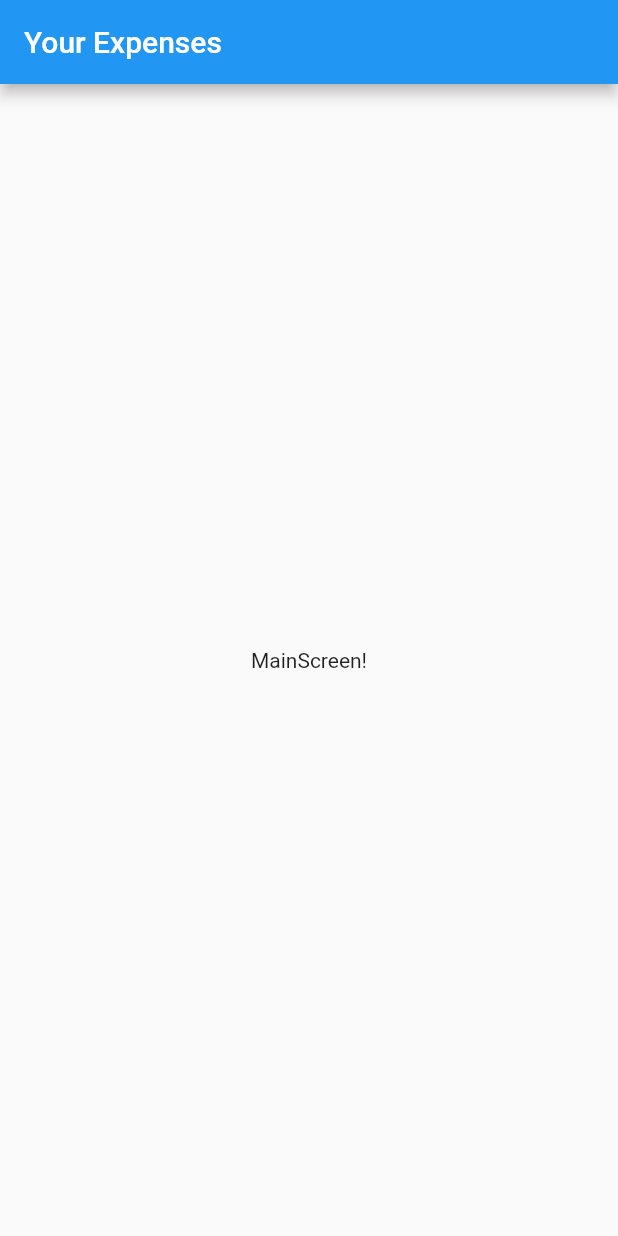
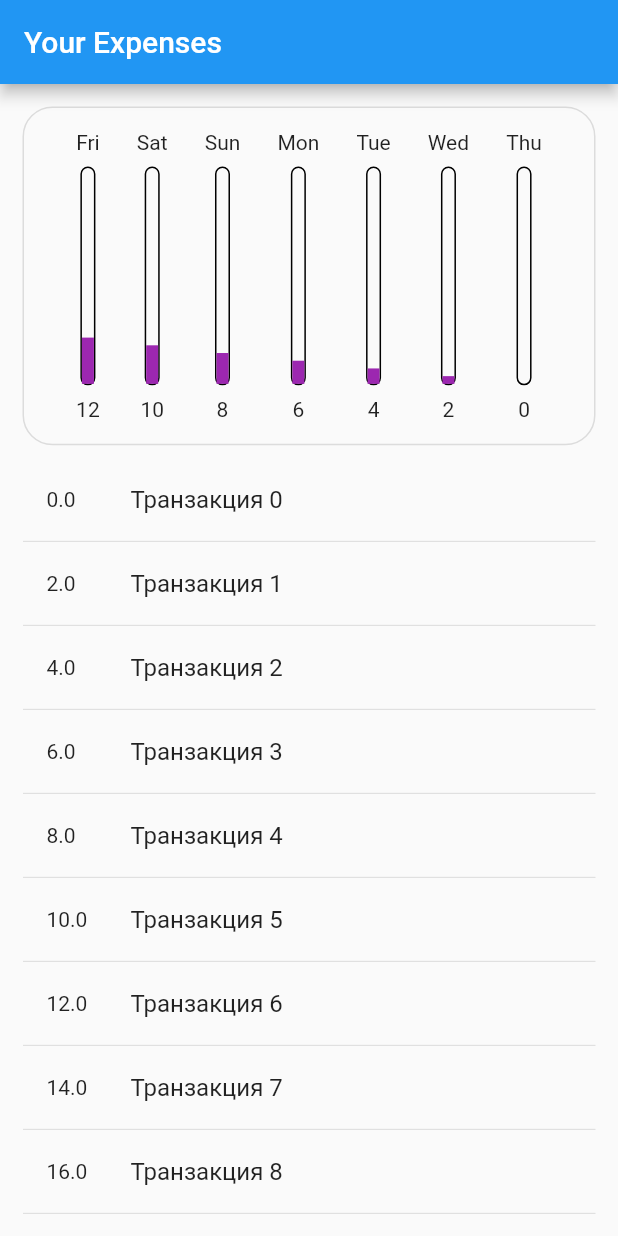
Before and after one commit to kardenvan7/MyExpensesPlanner, a Flutter app: the screen it shows after launch, on a phone screen of 412 x 824 dp. Run offline on Flutter 3.47's test engine with Material 2 defaults, Android fonts, the phone set to English and light mode, and no system bars; our stand-ins replace easy_localization, flutter_bloc.

Commit message:
Добавил чарт с транзакциями и список транзакций

```diff
--- /dev/null
+++ b/lib/cubit/last_week_transactions_cubit.dart
@@ -0,0 +1,53 @@
+import 'package:flutter_bloc/flutter_bloc.dart';
+import 'package:my_expenses_planner/extensions/datetime_extensions.dart';
+import 'package:my_expenses_planner/models/transaction.dart';
+import 'package:my_expenses_planner/providers/transactions/transactions_provider.dart';
+
+class TransactionsCubit extends Cubit<TransactionsState> {
+  TransactionsCubit({required this.transactionsProvider})
+      : super(
+          TransactionsState(
+            type: TransactionsStateType.initial,
+            transactions: [],
+          ),
+        );
+
+  final ITransactionsProvider transactionsProvider;
+  late List<Transaction> transactions;
+
+  double get fullAmount => transactions.fold(
+      0, (previousValue, element) => element.amount + previousValue);
+
+  Future<void> fetchLastTransactions() async {
+    transactions = await transactionsProvider.getLastTransactions();
+
+    emit(
+      TransactionsState(
+        type: TransactionsStateType.loaded,
+        transactions: transactions,
+      ),
+    );
+  }
+
+  List<Transaction> get lastWeekTransactions {
+    final DateTime now = DateTime.now();
+    final DateTime weekBefore = DateTime(
+      now.year,
+      now.month,
+      now.day,
+    ).subtract(const Duration(days: 7));
+
+    return transactions.where((element) {
+      return element.date > weekBefore;
+    }).toList();
+  }
+}
+
+class TransactionsState {
+  final List<Transaction> transactions;
+  final TransactionsStateType type;
+
+  TransactionsState({required this.type, required this.transactions});
+}
+
+enum TransactionsStateType { initial, loaded }
--- /dev/null
+++ b/lib/extensions/datetime_extensions.dart
@@ -0,0 +1,5 @@
+extension DateTimeExt on DateTime {
+  operator >(DateTime otherDate) {
+    return millisecondsSinceEpoch > otherDate.millisecondsSinceEpoch;
+  }
+}
--- /dev/null
+++ b/lib/models/transaction.dart
@@ -0,0 +1,11 @@
+class Transaction {
+  final DateTime date;
+  final String title;
+  final double amount;
+
+  Transaction({
+    required this.amount,
+    required this.title,
+    required this.date,
+  });
+}
--- /dev/null
+++ b/lib/providers/transactions/mock_transactions_provider.dart
@@ -0,0 +1,41 @@
+import 'package:my_expenses_planner/models/transaction.dart';
+import 'package:my_expenses_planner/providers/transactions/transactions_provider.dart';
+
+class MockTransactionsProvider implements ITransactionsProvider {
+  @override
+  Future<List<Transaction>> getLastTransactions({
+    int limit = 40,
+    int offset = 0,
+  }) async {
+    return List.generate(
+      limit,
+      (index) => Transaction(
+        amount: index * 2,
+        title: 'Транзакция $index',
+        date: DateTime.now().subtract(
+          Duration(
+            days: index,
+          ),
+        ),
+      ),
+    );
+  }
+
+  @override
+  Future<List<Transaction>> getTransactionsSince({
+    required DateTime date,
+  }) async {
+    return List.generate(
+      7,
+      (index) => Transaction(
+        amount: index * 50,
+        title: 'Транзакция $index',
+        date: DateTime.now().subtract(
+          Duration(
+            days: index,
+          ),
+        ),
+      ),
+    );
+  }
+}
--- /dev/null
+++ b/lib/providers/transactions/transactions_provider.dart
@@ -0,0 +1,7 @@
+import 'package:my_expenses_planner/models/transaction.dart';
+
+abstract class ITransactionsProvider {
+  Future<List<Transaction>> getLastTransactions(
+      {int limit = 40, int offset = 0});
+  Future<List<Transaction>> getTransactionsSince({required DateTime date});
+}
--- /dev/null
+++ b/lib/routes/main/components/last_week_transactions.dart
@@ -0,0 +1,117 @@
+import 'package:flutter/material.dart';
+import 'package:intl/intl.dart';
+import 'package:my_expenses_planner/models/transaction.dart';
+
+class LastWeekTransactions extends StatelessWidget {
+  const LastWeekTransactions({
+    required this.lastWeekTransactions,
+    Key? key,
+  }) : super(key: key);
+
+  final List<Transaction> lastWeekTransactions;
+  double get maxAmount {
+    return lastWeekTransactions.fold(
+      0,
+      (previousValue, element) => element.amount + previousValue,
+    );
+  }
+
+  static const List<String> days = [
+    'Monday',
+    'Tuesday',
+    'Wednesday',
+    'Thursday',
+    'Friday',
+    'Saturday',
+    'Sunday'
+  ];
+
+  @override
+  Widget build(BuildContext context) {
+    final Size size = MediaQuery.of(context).size;
+
+    return Container(
+        width: size.width,
+        height: size.height,
+        padding: const EdgeInsets.symmetric(horizontal: 10, vertical: 15),
+        decoration: BoxDecoration(
+          borderRadius: BorderRadius.circular(20),
+          border: Border.all(
+            color: Colors.black12,
+          ),
+        ),
+        child: Row(
+          mainAxisAlignment: MainAxisAlignment.spaceEvenly,
+          children: List<Widget>.generate(
+            7,
+            (int index) {
+              final DateTime date = DateTime.now().subtract(
+                Duration(
+                  days: index,
+                ),
+              );
+
+              return OneDayTransactionsColumn(
+                transactions: lastWeekTransactions
+                    .where((element) => element.date.day == date.day)
+                    .toList(),
+                title: DateFormat('EEE').format(date),
+                maxAmount: maxAmount,
+              );
+            },
+          ).reversed.toList(),
+        ));
+  }
+}
+
+class OneDayTransactionsColumn extends StatelessWidget {
+  const OneDayTransactionsColumn({
+    required this.transactions,
+    required this.title,
+    required this.maxAmount,
+    Key? key,
+  }) : super(key: key);
+
+  final List<Transaction> transactions;
+  final String title;
+  final double maxAmount;
+
+  int get amount {
+    return transactions
+        .fold(0, (previousValue, element) => element.amount)
+        .toInt();
+  }
+
+  @override
+  Widget build(BuildContext context) {
+    return Container(
+      child: Column(
+        children: [
+          Text(title),
+          Expanded(
+            child: Container(
+              width: 10,
+              margin: EdgeInsets.symmetric(vertical: 8),
+              decoration: BoxDecoration(
+                borderRadius: BorderRadius.circular(5),
+                border: Border.all(
+                  color: Colors.black,
+                ),
+              ),
+              child: FractionallySizedBox(
+                alignment: Alignment.bottomCenter,
+                heightFactor: maxAmount != 0 ? amount / maxAmount : 0,
+                child: Container(
+                  decoration: const BoxDecoration(
+                    color: Colors.purple,
+                  ),
+                ),
+              ),
+            ),
+          ),
+          Text('$amount'),
+        ],
+      ),
+    );
+  }
+}
--- /dev/null
+++ b/lib/routes/main/components/transactions_list.dart
@@ -0,0 +1,39 @@
+import 'package:flutter/material.dart';
+import 'package:my_expenses_planner/models/transaction.dart';
+import 'package:my_expenses_planner/routes/main/components/transactions_list_item.dart';
+
+class TransactionsList extends StatelessWidget {
+  const TransactionsList({required this.transactions, Key? key})
+      : super(key: key);
+
+  final List<Transaction> transactions;
+
+  @override
+  Widget build(BuildContext context) {
+    return SingleChildScrollView(
+      child: Column(
+        children: transactions
+            .map(
+              (transaction) => Column(
+                children: [
+                  TransactionsListItem(transaction: transaction),
+                  const Divider(
+                    height: 0,
+                  ),
+                ],
+              ),
+            )
+            .toList(),
+      ),
+    );
+  }
+}
+
+// TODO: check why performance drops
+// ListView.separated(
+// shrinkWrap: true,
+// itemBuilder: (context, index) =>
+//     TransactionsListItem(transaction: transactions[index]),
+// separatorBuilder: (context, index) => const Divider(height: 0),
+// itemCount: transactions.length,
+// )
--- /dev/null
+++ b/lib/routes/main/components/transactions_list_item.dart
@@ -0,0 +1,22 @@
+import 'package:flutter/material.dart';
+import 'package:my_expenses_planner/models/transaction.dart';
+
+class TransactionsListItem extends StatelessWidget {
+  const TransactionsListItem({required this.transaction, Key? key})
+      : super(key: key);
+
+  final Transaction transaction;
+
+  @override
+  Widget build(BuildContext context) {
+    return ListTile(
+      leading: Column(
+        mainAxisAlignment: MainAxisAlignment.center,
+        children: [
+          Text(transaction.amount.toString()),
+        ],
+      ),
+      title: Text(transaction.title),
+    );
+  }
+}
--- a/lib/routes/main/main_screen.dart
+++ b/lib/routes/main/main_screen.dart
@@ -1,5 +1,11 @@
 import 'package:flutter/material.dart';
+import 'package:flutter/scheduler.dart';
+import 'package:flutter_bloc/flutter_bloc.dart';
+import 'package:my_expenses_planner/cubit/last_week_transactions_cubit.dart';
+import 'package:my_expenses_planner/providers/transactions/mock_transactions_provider.dart';
 import 'package:my_expenses_planner/routes/main/components/app_bar.dart';
+import 'package:my_expenses_planner/routes/main/components/last_week_transactions.dart';
+import 'package:my_expenses_planner/routes/main/components/transactions_list.dart';
 
 class MainScreen extends StatelessWidget {
   const MainScreen({Key? key}) : super(key: key);
@@ -8,10 +14,63 @@ class MainScreen extends StatelessWidget {
 
   @override
   Widget build(BuildContext context) {
-    return Scaffold(
-      appBar: MainScreenAppBar(),
-      body: Center(
-        child: Text('MainScreen!'),
+    final Size size = MediaQuery.of(context).size;
+
+    return BlocProvider<TransactionsCubit>(
+      create: (BuildContext context) => TransactionsCubit(
+        transactionsProvider: MockTransactionsProvider(),
+      ), // TODO: getIt
+      child: Scaffold(
+        appBar: const MainScreenAppBar(),
+        body: SafeArea(
+          child: BlocBuilder<TransactionsCubit, TransactionsState>(
+            builder: (context, state) {
+              final TransactionsCubit cubit =
+                  BlocProvider.of<TransactionsCubit>(context);
+
+              switch (state.type) {
+                case TransactionsStateType.initial:
+                  SchedulerBinding.instance!.addPostFrameCallback(
+                    (timeStamp) async {
+                      await cubit.fetchLastTransactions();
+                    },
+                  );
+
+                  return Container(
+                    alignment: Alignment.center,
+                    margin: const EdgeInsets.only(bottom: kToolbarHeight),
+                    child: const CircularProgressIndicator(),
+                  );
+
+                case TransactionsStateType.loaded:
+                  return Container(
+                    height: size.height - kToolbarHeight,
+                    padding: const EdgeInsets.symmetric(horizontal: 15),
+                    margin: const EdgeInsets.only(top: 15),
+                    child: Column(
+                      children: [
+                        Flexible(
+                          flex: 3,
+                          child: LastWeekTransactions(
+                            lastWeekTransactions: cubit.lastWeekTransactions,
+                          ),
+                        ),
+                        Flexible(
+                          flex: 7,
+                          child: Padding(
+                            padding: const EdgeInsets.only(top: 8.0),
+                            child: TransactionsList(
+                              transactions: state.transactions,
+                            ),
+                          ),
+                        ),
+                      ],
+                    ),
+                  );
+              }
+            },
+          ),
+        ),
       ),
     );
   }
--- a/pubspec.yaml
+++ b/pubspec.yaml
@@ -30,6 +30,8 @@ dependencies:
   flutter:
     sdk: flutter
   easy_localization: ^3.0.0
+  flutter_bloc: ^7.3.0
+  intl: ^0.17.0
 
 
 
```
Also changed, not shown: pubspec.lock.
